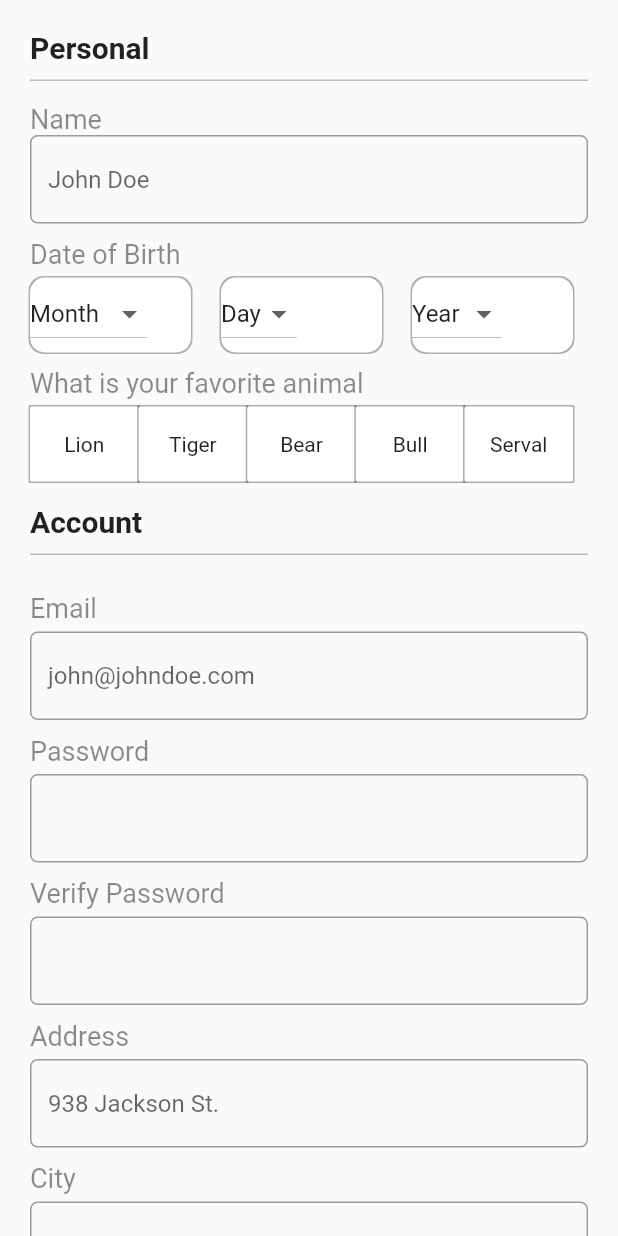
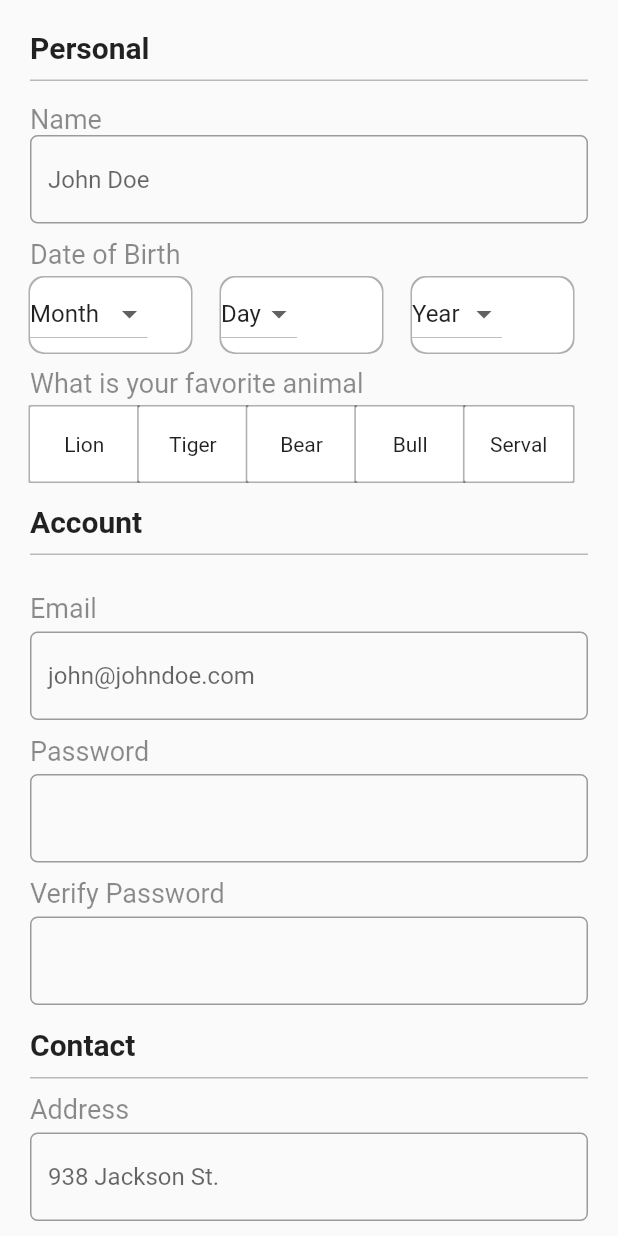
Before and after one commit to ripuc/Practica02, a Flutter app: the screen it shows after launch, on a phone screen of 412 x 824 dp. Run offline on Flutter 3.47's test engine with Material 2 defaults, Android fonts, the phone set to English and light mode, and no system bars.

Commit message:
Signed-off-by: ripuc <ripauc@gmail.com>

```diff
--- a/lib/pages/formulario_page.dart
+++ b/lib/pages/formulario_page.dart
@@ -209,6 +209,15 @@ class _ContactoState extends State<Contacto> {
     return Column(
       crossAxisAlignment: CrossAxisAlignment.start,
       children: [
+        SizedBox(height: 15),
+        Text('Contact',
+            style: TextStyle(fontSize: 20, fontWeight: FontWeight.bold)),
+        SizedBox(height: 10),
+        Container(
+          decoration: BoxDecoration(
+            border: Border.all(width: 0.5, color: Colors.black26),
+          ),
+        ),
         SizedBox(height: 10),
         Text(
           'Address',
```
